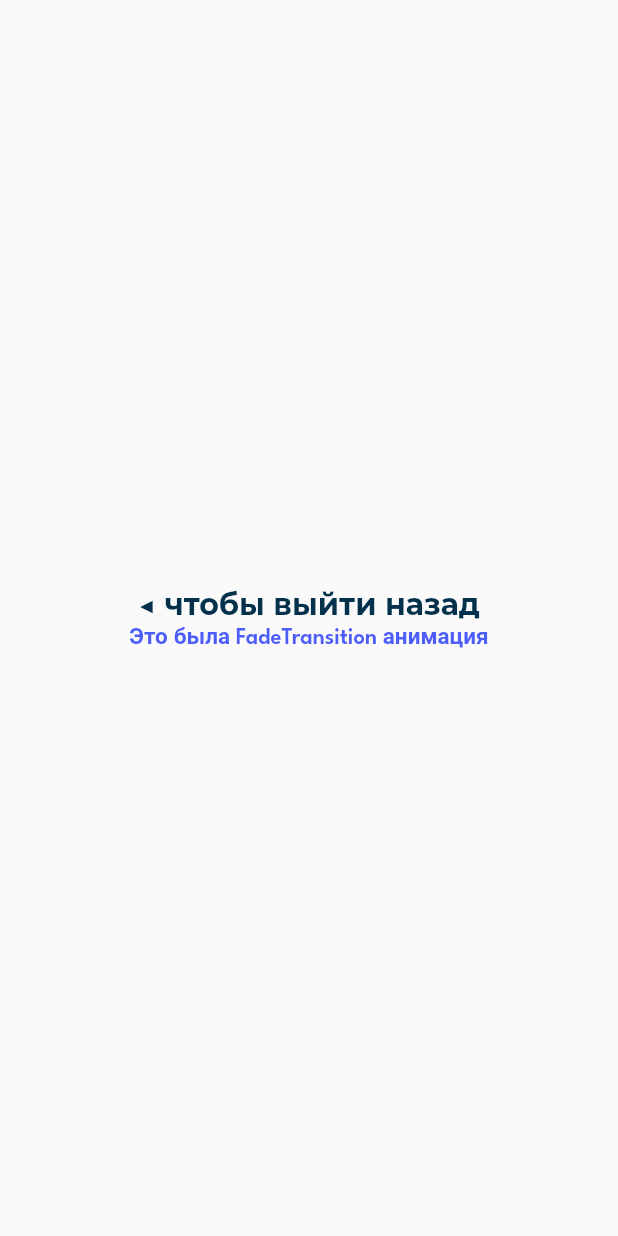
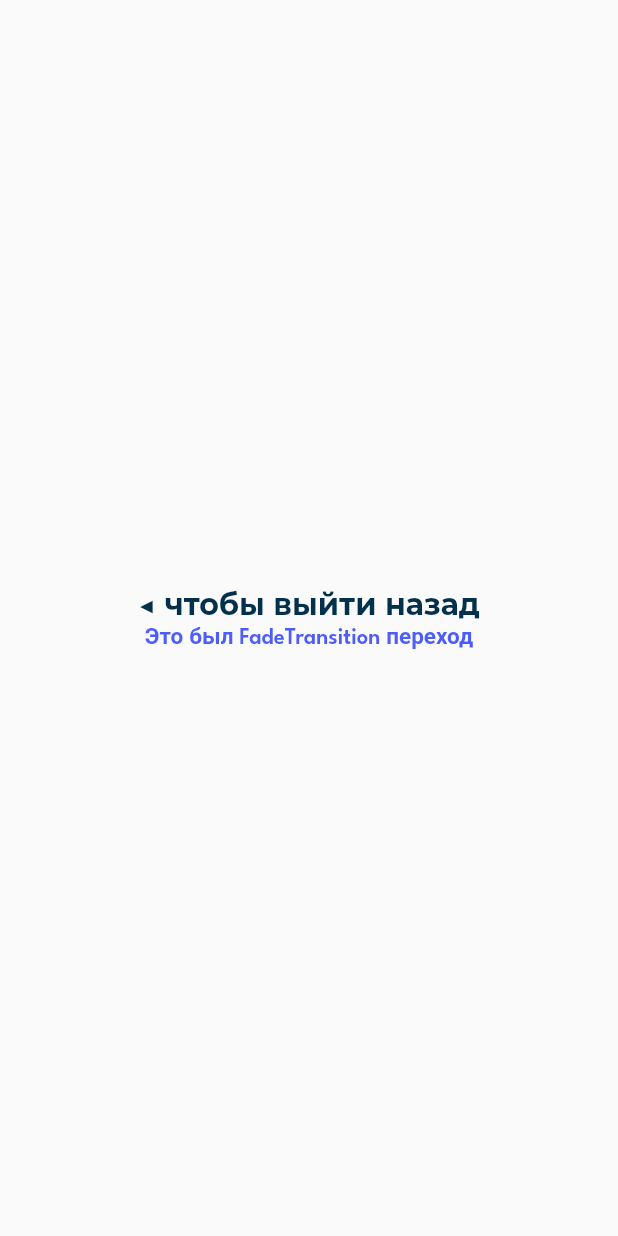
Before and after one commit to iomccormak/child_camp_app, a Flutter app: the NewScreen screen opened directly, on a phone screen of 412 x 824 dp. Run offline on Flutter 3.47's test engine with Material 2 defaults, Android fonts, the phone set to English and light mode, and no system bars; our stand-ins replace flutter_screenutil, flutter_svg.

Commit message:
last fixes

```diff
--- a/lib/screens/new_screen.dart
+++ b/lib/screens/new_screen.dart
@@ -19,7 +19,7 @@ class NewScreen extends StatelessWidget {
               style: AppTextStyles.classicTitleStyle,
             ),
             Text(
-              'Это была $animation анимация',
+              'Это был $animation переход',
               style: AppTextStyles.buttonStyle,
             )
           ],
--- a/lib/util/app_colors.dart
+++ b/lib/util/app_colors.dart
@@ -1,6 +1,7 @@
 import 'package:flutter/material.dart';
 
 abstract class AppColors {
+  static const Color white = Colors.white;
   static const Color lightPurple = Color.fromRGBO(237, 239, 255, 1);
   static const Color backgroundColor = Color.fromRGBO(249, 250, 252, 1);
   static const Color backgroundBar = Color.fromRGBO(237, 239, 255, 1);
```
